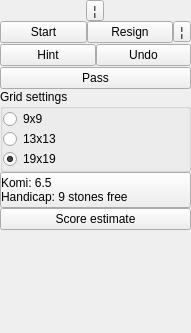
This is qt/qtgo/qtgo/GameSettings.ui in alecs1/home as Qt 5 draws it before an edit. The edited form follows.
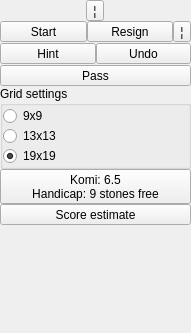
This is the edited form.

Commit message: Changed to QToolButton, which is less demanding as horizontal space.

Diff of the .ui file:
```diff
--- a/qt/qtgo/qtgo/GameSettings.ui
+++ b/qt/qtgo/qtgo/GameSettings.ui
@@ -59,13 +59,6 @@
      <property name="spacing">
       <number>0</number>
      </property>
-     <item row="9" column="0">
-      <widget class="QPushButton" name="scoreEstimateButton">
-       <property name="text">
-        <string>Score estimate</string>
-       </property>
-      </widget>
-     </item>
      <item row="0" column="0">
       <layout class="QHBoxLayout" name="topRow">
        <property name="spacing">
@@ -215,10 +208,10 @@
           <enum>QLayout::SetNoConstraint</enum>
          </property>
          <item>
-          <widget class="QPushButton" name="launchButton">
+          <widget class="QToolButton" name="launchButton">
            <property name="sizePolicy">
-            <sizepolicy hsizetype="MinimumExpanding" vsizetype="Fixed">
-             <horstretch>1</horstretch>
+            <sizepolicy hsizetype="MinimumExpanding" vsizetype="MinimumExpanding">
+             <horstretch>0</horstretch>
              <verstretch>0</verstretch>
             </sizepolicy>
            </property>
@@ -228,10 +221,10 @@
           </widget>
          </item>
          <item>
-          <widget class="QPushButton" name="finishButton">
+          <widget class="QToolButton" name="finishButton">
            <property name="sizePolicy">
             <sizepolicy hsizetype="MinimumExpanding" vsizetype="Fixed">
-             <horstretch>1</horstretch>
+             <horstretch>0</horstretch>
              <verstretch>0</verstretch>
             </sizepolicy>
            </property>
@@ -284,29 +277,13 @@
          </item>
         </layout>
        </item>
-       <item row="5" column="0">
-        <widget class="QPushButton" name="passButton">
-         <property name="sizePolicy">
-          <sizepolicy hsizetype="MinimumExpanding" vsizetype="Fixed">
-           <horstretch>0</horstretch>
-           <verstretch>0</verstretch>
-          </sizepolicy>
-         </property>
-         <property name="text">
-          <string>Pass</string>
-         </property>
-         <property name="flat">
-          <bool>false</bool>
-         </property>
-        </widget>
-       </item>
        <item row="2" column="0">
         <layout class="QHBoxLayout" name="horizontalLayout">
          <property name="spacing">
           <number>0</number>
          </property>
          <item>
-          <widget class="QPushButton" name="hintButton">
+          <widget class="QToolButton" name="hintButton">
            <property name="sizePolicy">
             <sizepolicy hsizetype="MinimumExpanding" vsizetype="Fixed">
              <horstretch>0</horstretch>
@@ -319,7 +296,7 @@
           </widget>
          </item>
          <item>
-          <widget class="QPushButton" name="undoButton">
+          <widget class="QToolButton" name="undoButton">
            <property name="sizePolicy">
             <sizepolicy hsizetype="MinimumExpanding" vsizetype="Fixed">
              <horstretch>0</horstretch>
@@ -333,10 +310,23 @@
          </item>
         </layout>
        </item>
+       <item row="5" column="0">
+        <widget class="QToolButton" name="passButton">
+         <property name="sizePolicy">
+          <sizepolicy hsizetype="MinimumExpanding" vsizetype="Fixed">
+           <horstretch>0</horstretch>
+           <verstretch>0</verstretch>
+          </sizepolicy>
+         </property>
+         <property name="text">
+          <string>Pass</string>
+         </property>
+        </widget>
+       </item>
       </layout>
      </item>
      <item row="8" column="0">
-      <widget class="QPushButton" name="handicapButton">
+      <widget class="QToolButton" name="handicapButton">
        <property name="sizePolicy">
         <sizepolicy hsizetype="MinimumExpanding" vsizetype="Fixed">
          <horstretch>0</horstretch>
@@ -344,7 +334,7 @@
         </sizepolicy>
        </property>
        <property name="styleSheet">
-        <string notr="true">QPushButton { text-align: left; }</string>
+        <string notr="true">QToolButton { text-align: left; }</string>
        </property>
        <property name="text">
         <string>Komi: 6.5
@@ -352,6 +342,19 @@
        </property>
       </widget>
      </item>
+     <item row="9" column="0">
+      <widget class="QToolButton" name="scoreEstimateButton">
+       <property name="sizePolicy">
+        <sizepolicy hsizetype="MinimumExpanding" vsizetype="Fixed">
+         <horstretch>0</horstretch>
+         <verstretch>0</verstretch>
+        </sizepolicy>
+       </property>
+       <property name="text">
+        <string>Score estimate</string>
+       </property>
+      </widget>
+     </item>
     </layout>
    </item>
   </layout>
```
The commit also changes 1 other file.
